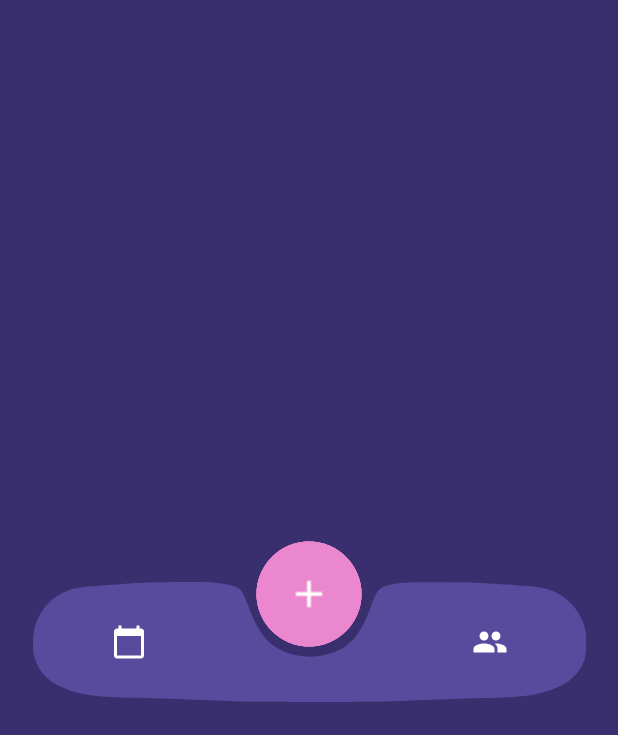
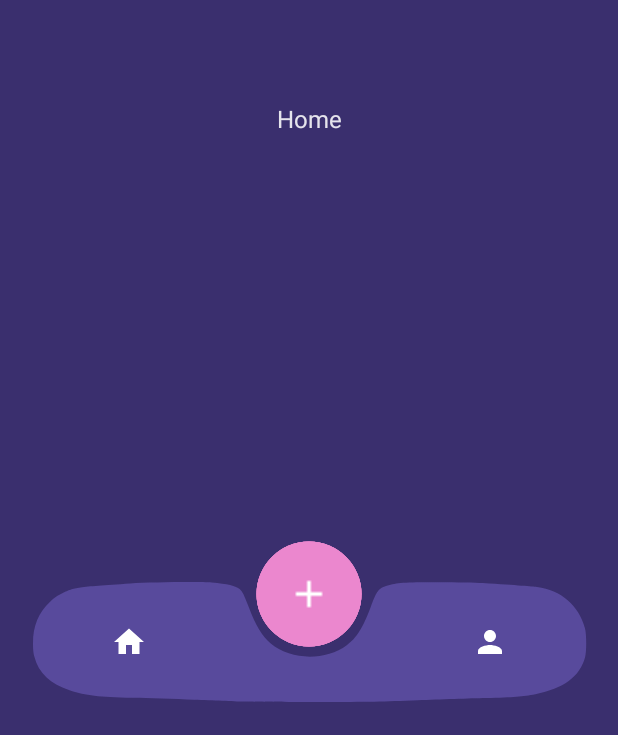
Before and after one commit to CoderEslam/FluidBottomNavigation, an Android app built with Jetpack Compose: the screen it shows after launch (MainActivity), on a phone screen of 412 x 824 dp. Shown: the part 498-1233 px from the top of the screen. Run offline under Robolectric (Android 15) with nearby library versions, the phone set to English and light mode, and no system bars.

Commit message:
Compose-Destination Navigation Implemented

```diff
--- a/app/src/main/java/com/juraj/fluid/MainActivity.kt
+++ b/app/src/main/java/com/juraj/fluid/MainActivity.kt
@@ -7,6 +7,7 @@ import androidx.compose.foundation.layout.fillMaxSize
 import androidx.compose.material.MaterialTheme
 import androidx.compose.material.Surface
 import androidx.compose.ui.Modifier
+import com.juraj.fluid.screens.RootScreen
 import com.juraj.fluid.ui.theme.FluidBottomNavigationTheme
 
 class MainActivity : ComponentActivity() {
@@ -19,7 +20,7 @@ class MainActivity : ComponentActivity() {
                     modifier = Modifier.fillMaxSize(),
                     color = MaterialTheme.colors.background
                 ) {
-                    MainScreen()
+                    RootScreen()
                 }
             }
         }
--- a/app/src/main/java/com/juraj/fluid/MainScreen.kt
+++ b/app/src/main/java/com/juraj/fluid/MainScreen.kt
@@ -27,8 +27,8 @@ import androidx.compose.material.IconButton
 import androidx.compose.material.MaterialTheme
 import androidx.compose.material.icons.Icons
 import androidx.compose.material.icons.filled.Add
-import androidx.compose.material.icons.filled.CalendarToday
-import androidx.compose.material.icons.filled.Group
+import androidx.compose.material.icons.filled.Home
+import androidx.compose.material.icons.filled.Person
 import androidx.compose.material.icons.filled.PhotoCamera
 import androidx.compose.material.icons.filled.Settings
 import androidx.compose.material.icons.filled.ShoppingCart
@@ -47,10 +47,10 @@ import androidx.compose.ui.graphics.graphicsLayer
 import androidx.compose.ui.graphics.vector.ImageVector
 import androidx.compose.ui.layout.ContentScale
 import androidx.compose.ui.res.painterResource
-import androidx.compose.ui.tooling.preview.Preview
 import androidx.compose.ui.unit.dp
+import androidx.navigation.NavController
+import com.juraj.fluid.constant.Route
 import com.juraj.fluid.ui.theme.DEFAULT_PADDING
-import com.juraj.fluid.ui.theme.FluidBottomNavigationTheme
 import kotlin.math.PI
 import kotlin.math.sin
 
@@ -77,7 +77,9 @@ private fun getRenderEffect(): RenderEffect {
 }
 
 @Composable
-fun MainScreen() {
+fun MainScreen(
+    navController: NavController
+) {
     val isMenuExtended = remember { mutableStateOf(false) }
 
     val fabAnimationProgress by animateFloatAsState(
@@ -103,6 +105,7 @@ fun MainScreen() {
     }
 
     MainScreen(
+        navController = navController,
         renderEffect = renderEffect,
         fabAnimationProgress = fabAnimationProgress,
         clickAnimationProgress = clickAnimationProgress
@@ -113,18 +116,17 @@ fun MainScreen() {
 
 @Composable
 fun MainScreen(
+    navController: NavController,
     renderEffect: androidx.compose.ui.graphics.RenderEffect?,
     fabAnimationProgress: Float = 0f,
     clickAnimationProgress: Float = 0f,
     toggleAnimation: () -> Unit = { }
 ) {
     Box(
-        Modifier
-            .fillMaxSize()
-            .padding(bottom = 24.dp),
+        Modifier.padding(bottom = 24.dp),
         contentAlignment = Alignment.BottomCenter
     ) {
-        CustomBottomNavigation()
+        CustomBottomNavigation(navController)
         Circle(
             color = MaterialTheme.colors.primary.copy(alpha = 0.5f),
             animationProgress = 0.5f
@@ -161,7 +163,13 @@ fun Circle(color: Color, animationProgress: Float) {
 }
 
 @Composable
-fun CustomBottomNavigation() {
+fun CustomBottomNavigation(
+    navController: NavController
+) {
+
+    data class IconsClass(val position: Int, val icon: ImageVector)
+    val states = listOf(IconsClass(0, Icons.Filled.Home), IconsClass(1, Icons.Filled.Person))
+
     Row(
         horizontalArrangement = Arrangement.SpaceBetween,
         verticalAlignment = Alignment.CenterVertically,
@@ -173,9 +181,21 @@ fun CustomBottomNavigation() {
             )
             .padding(horizontal = 40.dp)
     ) {
-        listOf(Icons.Filled.CalendarToday, Icons.Filled.Group).map { image ->
-            IconButton(onClick = { }) {
-                Icon(imageVector = image, contentDescription = null, tint = Color.White)
+        states.forEach { image ->
+            IconButton(onClick = {
+
+                if (image.position == 0) {
+                    navController.navigate(Route.HOME_SCREEN) {
+                        launchSingleTop = true
+                    }
+                } else {
+                    navController.navigate(Route.PROFILE_SCREEN) {
+                        launchSingleTop = true
+                    }
+                }
+
+            }) {
+                Icon(imageVector = image.icon, contentDescription = null, tint = Color.White)
             }
         }
     }
@@ -269,12 +289,3 @@ fun AnimatedFab(
         }
     }
 }
-
-
-@Composable
-@Preview(device = "id:pixel_4a", showBackground = true, backgroundColor = 0xFF3A2F6E)
-private fun MainScreenPreview() {
-    FluidBottomNavigationTheme {
-        MainScreen()
-    }
-}
--- /dev/null
+++ b/app/src/main/java/com/juraj/fluid/screens/HomeScreen.kt
@@ -0,0 +1,34 @@
+package com.juraj.fluid.screens
+
+import android.annotation.SuppressLint
+import androidx.compose.foundation.layout.Box
+import androidx.compose.foundation.layout.fillMaxSize
+import androidx.compose.material.Scaffold
+import androidx.compose.material.Text
+import androidx.compose.runtime.Composable
+import androidx.compose.ui.Alignment
+import androidx.compose.ui.Modifier
+import androidx.compose.ui.text.style.TextAlign
+import androidx.navigation.NavController
+
+
+@SuppressLint("UnusedMaterialScaffoldPaddingParameter")
+@Composable
+fun HomeScreen(
+    navController: NavController
+) {
+
+    Scaffold {
+
+        Box(modifier = Modifier.fillMaxSize(), contentAlignment = Alignment.Center) {
+
+            Text(
+                text = "Home",
+                textAlign = TextAlign.Center
+            )
+
+        }
+
+    }
+
+}
--- /dev/null
+++ b/app/src/main/java/com/juraj/fluid/screens/RootScreen.kt
@@ -0,0 +1,40 @@
+package com.juraj.fluid.screens
+
+import android.annotation.SuppressLint
+import androidx.compose.material.Scaffold
+import androidx.compose.runtime.Composable
+import androidx.navigation.compose.NavHost
+import androidx.navigation.compose.composable
+import androidx.navigation.compose.rememberNavController
+import com.juraj.fluid.MainScreen
+import com.juraj.fluid.constant.Route
+
+
+@SuppressLint("UnusedMaterialScaffoldPaddingParameter")
+@Composable
+fun RootScreen() {
+
+    val bottomNavController = rememberNavController()
+
+    Scaffold (
+        bottomBar = { MainScreen(bottomNavController) }
+    ) {
+
+        NavHost(
+            navController = bottomNavController,
+            startDestination = Route.HOME_SCREEN
+        ) {
+
+            composable(Route.HOME_SCREEN) {
+                HomeScreen(navController = bottomNavController)
+            }
+
+            composable(Route.PROFILE_SCREEN) {
+                ProfileScreen(navController = bottomNavController)
+            }
+
+        }
+
+    }
+
+}
```
Also changed, not shown: app/build.gradle (+22 -2 lines), app/src/main/java/com/juraj/fluid/constant/Route.kt (added, +10 -0 lines), app/src/main/java/com/juraj/fluid/screens/ProfileScreen.kt (added, +34 -0 lines).
